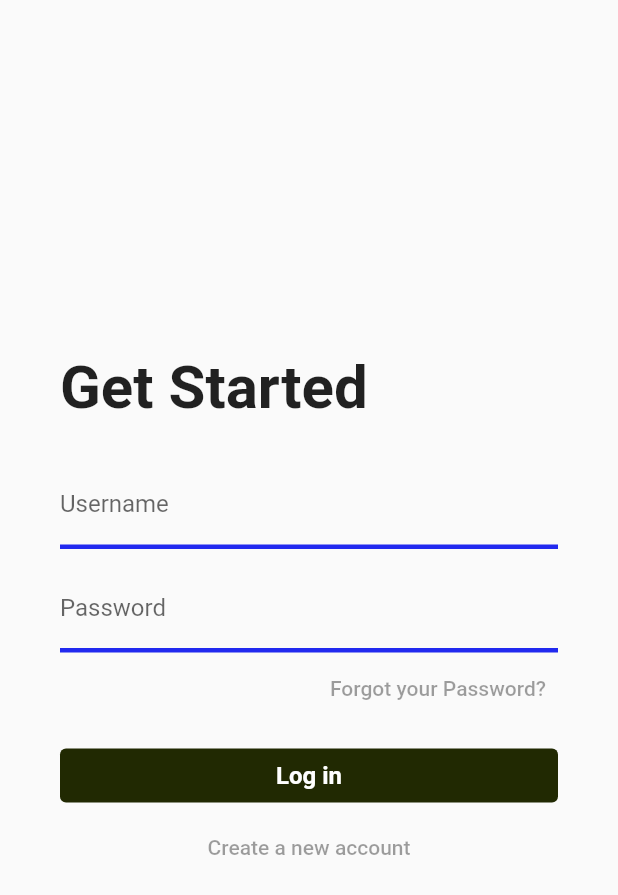
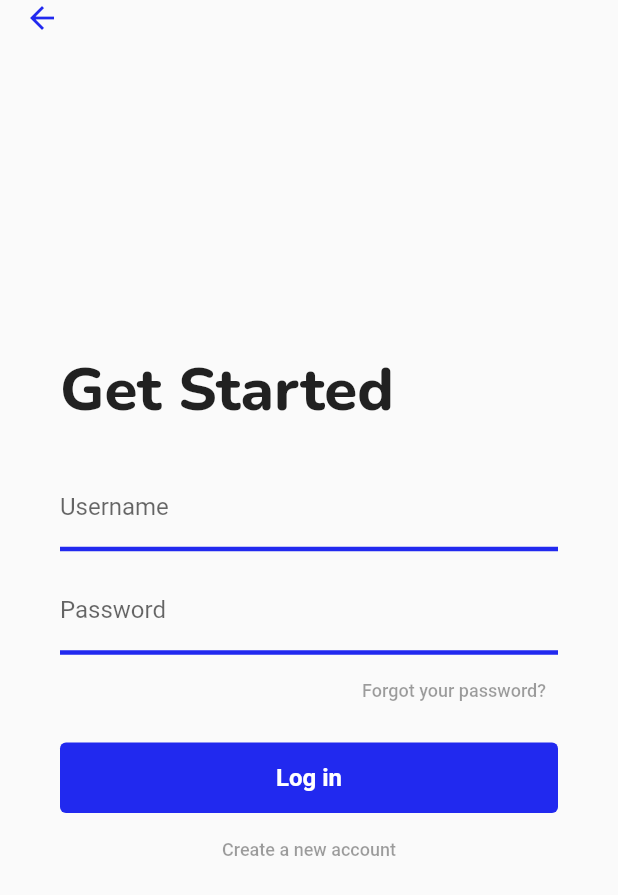
Before and after one commit to lhancewong/CSCI42-One-Big-Car, a Flutter app: the screen it shows after launch, on a phone screen of 412 x 824 dp. Shown: the top 895 px of the screen. Run offline on Flutter 3.47's test engine with Material 2 defaults, Android fonts, the phone set to English and light mode, and no system bars.

Commit message:
Update UI of Login Page

```diff
--- a/lib/login_page.dart
+++ b/lib/login_page.dart
@@ -6,6 +6,12 @@ class MyLoginPage extends StatelessWidget {
   @override
   Widget build(BuildContext context) {
     return Scaffold(
+      floatingActionButtonLocation: FloatingActionButtonLocation.startTop,
+      floatingActionButton: const Icon(
+          Icons.arrow_back,
+          color: Color.fromRGBO(33, 41, 239, 1),
+        ),
+
       body: Container(
         margin: const EdgeInsets.all(40.0),
         child: Column(
@@ -17,16 +23,15 @@ class MyLoginPage extends StatelessWidget {
               child: Text(
                 'Get Started',
                 style: TextStyle(
-                  fontWeight: FontWeight.bold,
+                  fontWeight: FontWeight.w800,
                   fontSize: 40,
+                  fontFamily: 'Nunito',
                 ),
               ),
             ),
-            SizedBox(height: 25),
+            SizedBox(height: 20),
             TextField(
-              style: TextStyle(
-                fontSize:16
-              ),
+              style: TextStyle(fontSize:16),
               decoration: InputDecoration(
                 labelText: 'Username',
                 enabledBorder: UnderlineInputBorder(
@@ -40,9 +45,7 @@ class MyLoginPage extends StatelessWidget {
             SizedBox(height: 10),
             TextField(
               obscureText: true,
-              style: TextStyle(
-                fontSize:16
-              ),
+              style: TextStyle(fontSize:16),
               decoration: InputDecoration(
                 labelText: 'Password',
                 enabledBorder: UnderlineInputBorder(
@@ -57,13 +60,17 @@ class MyLoginPage extends StatelessWidget {
               alignment: Alignment.centerRight,
               child: TextButton(
                 onPressed: null,
-                child: Text('Forgot your Password?'),
+                child: Text(
+                  'Forgot your password?',
+                  style: TextStyle(fontSize:12),
+                  ),
               ),
             ),
             SizedBox(height: 10),
             ElevatedButton(
               style: ButtonStyle(
-                backgroundColor: MaterialStatePropertyAll<Color>(Color.fromRGBO(33, 41, 2, 1)),
+                padding: MaterialStatePropertyAll(EdgeInsets.all(14)),
+                backgroundColor: MaterialStatePropertyAll<Color>(Color.fromRGBO(33, 41, 239, 1)),
                 foregroundColor: MaterialStatePropertyAll<Color>(Colors.white)
               ),
               onPressed: null,
@@ -77,7 +84,10 @@ class MyLoginPage extends StatelessWidget {
             ),
             TextButton(
               onPressed: null,
-              child: Text('Create a new account'),
+              child: Text(
+                'Create a new account',
+                style: TextStyle(fontSize:12),
+              ),
             )
           ]
         )
```
